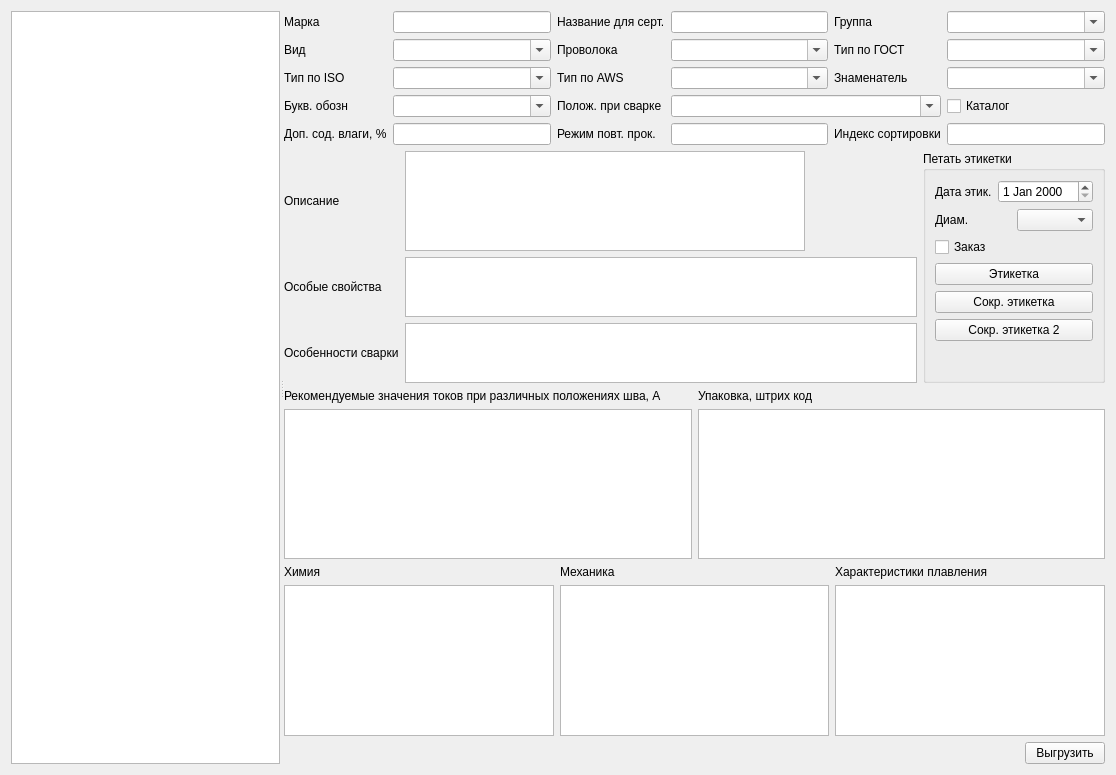
Qt form formmark.ui (Sergeyego/el_sert) before a commit.
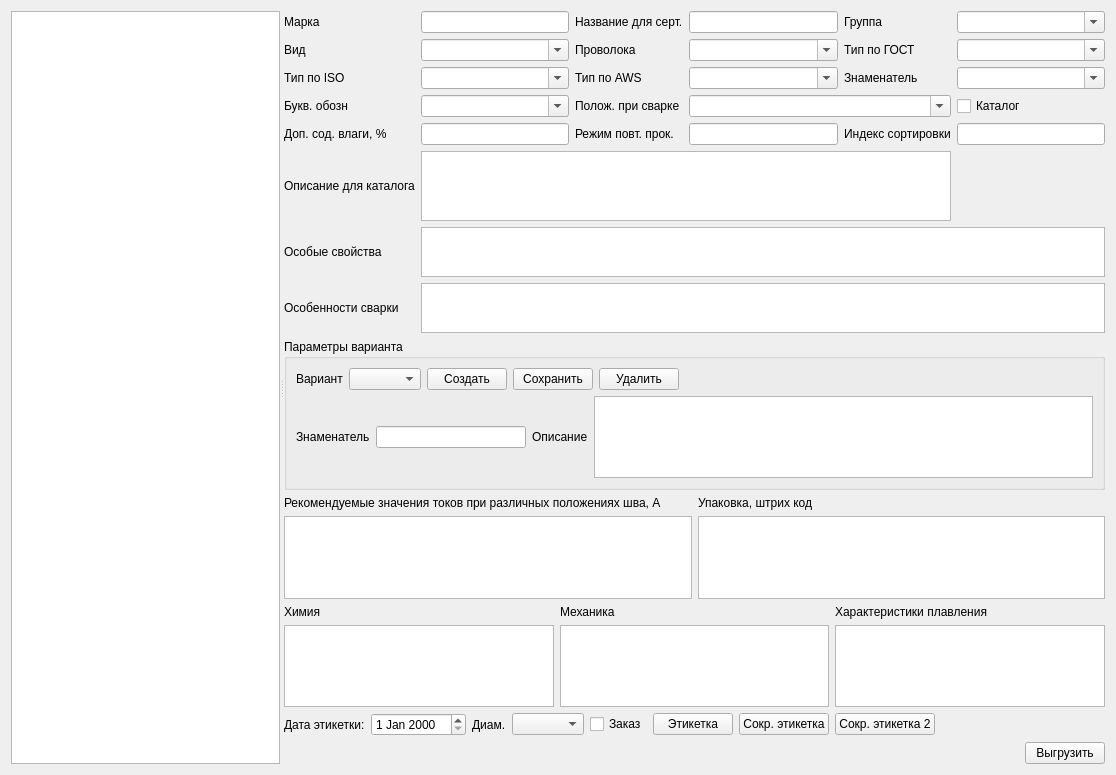
The same form after that commit. Custom widgets are drawn as their Qt base class.

The edit to the form file:
```diff
--- a/formmark.ui
+++ b/formmark.ui
@@ -34,6 +34,72 @@
       <layout class="QVBoxLayout" name="verticalLayout_5">
        <item>
         <layout class="QGridLayout" name="gridLayout">
+         <item row="1" column="2">
+          <widget class="QLabel" name="label_5">
+           <property name="text">
+            <string>Проволока</string>
+           </property>
+          </widget>
+         </item>
+         <item row="2" column="2">
+          <widget class="QLabel" name="label_9">
+           <property name="text">
+            <string>Тип по AWS</string>
+           </property>
+          </widget>
+         </item>
+         <item row="3" column="5">
+          <widget class="QCheckBox" name="checkBoxKat">
+           <property name="text">
+            <string>Каталог</string>
+           </property>
+          </widget>
+         </item>
+         <item row="2" column="4">
+          <widget class="QLabel" name="label_10">
+           <property name="text">
+            <string>Знаменатель</string>
+           </property>
+          </widget>
+         </item>
+         <item row="2" column="0">
+          <widget class="QLabel" name="label_8">
+           <property name="text">
+            <string>Тип по ISO</string>
+           </property>
+          </widget>
+         </item>
+         <item row="2" column="1">
+          <widget class="QComboBox" name="comboBoxISO">
+           <property name="editable">
+            <bool>true</bool>
+           </property>
+          </widget>
+         </item>
+         <item row="1" column="1">
+          <widget class="QComboBox" name="comboBoxVid">
+           <property name="editable">
+            <bool>true</bool>
+           </property>
+          </widget>
+         </item>
+         <item row="2" column="3">
+          <widget class="QComboBox" name="comboBoxAWS">
+           <property name="editable">
+            <bool>true</bool>
+           </property>
+          </widget>
+         </item>
+         <item row="4" column="2">
+          <widget class="QLabel" name="label_14">
+           <property name="text">
+            <string>Режим повт. прок.</string>
+           </property>
+          </widget>
+         </item>
+         <item row="0" column="1">
+          <widget class="QLineEdit" name="lineEditMark"/>
+         </item>
          <item row="0" column="0">
           <widget class="QLabel" name="label">
            <property name="text">
@@ -41,9 +107,6 @@
            </property>
           </widget>
          </item>
-         <item row="0" column="1">
-          <widget class="QLineEdit" name="lineEditMark"/>
-         </item>
          <item row="0" column="2">
           <widget class="QLabel" name="label_2">
            <property name="text">
@@ -51,20 +114,19 @@
            </property>
           </widget>
          </item>
+         <item row="4" column="3">
+          <widget class="QLineEdit" name="lineEditPr"/>
+         </item>
          <item row="0" column="3">
           <widget class="QLineEdit" name="lineEditMarkSert"/>
          </item>
-         <item row="0" column="4">
-          <widget class="QLabel" name="label_3">
-           <property name="text">
-            <string>Группа</string>
-           </property>
-          </widget>
+         <item row="4" column="5">
+          <widget class="QLineEdit" name="lineEditInd"/>
          </item>
-         <item row="0" column="5">
-          <widget class="QComboBox" name="comboBoxGroup">
-           <property name="editable">
-            <bool>true</bool>
+         <item row="4" column="4">
+          <widget class="QLabel" name="label_12">
+           <property name="text">
+            <string>Индекс сортировки</string>
            </property>
           </widget>
          </item>
@@ -75,106 +137,16 @@
            </property>
           </widget>
          </item>
-         <item row="1" column="1">
-          <widget class="QComboBox" name="comboBoxVid">
-           <property name="editable">
-            <bool>true</bool>
-           </property>
-          </widget>
-         </item>
-         <item row="1" column="2">
-          <widget class="QLabel" name="label_5">
-           <property name="text">
-            <string>Проволока</string>
-           </property>
-          </widget>
-         </item>
-         <item row="1" column="3">
-          <widget class="QComboBox" name="comboBoxProv">
-           <property name="editable">
-            <bool>true</bool>
-           </property>
-          </widget>
-         </item>
-         <item row="4" column="0">
-          <widget class="QLabel" name="label_13">
-           <property name="text">
-            <string>Доп. сод. влаги, %</string>
-           </property>
-          </widget>
-         </item>
          <item row="4" column="1">
           <widget class="QLineEdit" name="lineEditVl"/>
          </item>
-         <item row="4" column="2">
-          <widget class="QLabel" name="label_14">
-           <property name="text">
-            <string>Режим повт. прок.</string>
-           </property>
-          </widget>
-         </item>
-         <item row="4" column="3">
-          <widget class="QLineEdit" name="lineEditPr"/>
-         </item>
-         <item row="4" column="4">
-          <widget class="QLabel" name="label_12">
-           <property name="text">
-            <string>Индекс сортировки</string>
-           </property>
-          </widget>
-         </item>
-         <item row="4" column="5">
-          <widget class="QLineEdit" name="lineEditInd"/>
-         </item>
-         <item row="1" column="4">
-          <widget class="QLabel" name="label_7">
-           <property name="text">
-            <string>Тип по ГОСТ</string>
-           </property>
-          </widget>
-         </item>
-         <item row="1" column="5">
-          <widget class="QComboBox" name="comboBoxGost">
+         <item row="0" column="5">
+          <widget class="QComboBox" name="comboBoxGroup">
            <property name="editable">
             <bool>true</bool>
            </property>
           </widget>
          </item>
-         <item row="2" column="0">
-          <widget class="QLabel" name="label_8">
-           <property name="text">
-            <string>Тип по ISO</string>
-           </property>
-          </widget>
-         </item>
-         <item row="2" column="1">
-          <widget class="QComboBox" name="comboBoxISO">
-           <property name="editable">
-            <bool>true</bool>
-           </property>
-          </widget>
-         </item>
-         <item row="2" column="2">
-          <widget class="QLabel" name="label_9">
-           <property name="text">
-            <string>Тип по AWS</string>
-           </property>
-          </widget>
-         </item>
-         <item row="2" column="3">
-          <widget class="QComboBox" name="comboBoxAWS">
-           <property name="editable">
-            <bool>true</bool>
-           </property>
-          </widget>
-         </item>
-         <item row="2" column="4">
-          <widget class="QLabel" name="label_10">
-           <property name="text">
-            <string>Знаменатель</string>
-           </property>
-          </widget>
-         </item>
          <item row="3" column="0">
           <widget class="QLabel" name="label_11">
            <property name="text">
@@ -182,8 +154,8 @@
            </property>
           </widget>
          </item>
-         <item row="3" column="1">
-          <widget class="QComboBox" name="comboBoxBukv">
+         <item row="1" column="5">
+          <widget class="QComboBox" name="comboBoxGost">
            <property name="editable">
             <bool>true</bool>
            </property>
@@ -196,8 +168,22 @@
            </property>
           </widget>
          </item>
-         <item row="2" column="5">
-          <widget class="QComboBox" name="comboBoxZnam">
+         <item row="1" column="4">
+          <widget class="QLabel" name="label_7">
+           <property name="text">
+            <string>Тип по ГОСТ</string>
+           </property>
+          </widget>
+         </item>
+         <item row="0" column="4">
+          <widget class="QLabel" name="label_3">
+           <property name="text">
+            <string>Группа</string>
+           </property>
+          </widget>
+         </item>
+         <item row="1" column="3">
+          <widget class="QComboBox" name="comboBoxProv">
            <property name="editable">
             <bool>true</bool>
            </property>
@@ -210,173 +196,201 @@
            </property>
           </widget>
          </item>
-         <item row="3" column="5">
-          <widget class="QCheckBox" name="checkBoxKat">
+         <item row="3" column="1">
+          <widget class="QComboBox" name="comboBoxBukv">
+           <property name="editable">
+            <bool>true</bool>
+           </property>
+          </widget>
+         </item>
+         <item row="5" column="0">
+          <widget class="QLabel" name="label_15">
            <property name="text">
-            <string>Каталог</string>
+            <string>Описание для каталога</string>
+           </property>
+          </widget>
+         </item>
+         <item row="2" column="5">
+          <widget class="QComboBox" name="comboBoxZnam">
+           <property name="editable">
+            <bool>true</bool>
+           </property>
+          </widget>
+         </item>
+         <item row="4" column="0">
+          <widget class="QLabel" name="label_13">
+           <property name="text">
+            <string>Доп. сод. влаги, %</string>
+           </property>
+          </widget>
+         </item>
+         <item row="6" column="0">
+          <widget class="QLabel" name="label_21">
+           <property name="sizePolicy">
+            <sizepolicy hsizetype="Maximum" vsizetype="Preferred">
+             <horstretch>0</horstretch>
+             <verstretch>0</verstretch>
+            </sizepolicy>
+           </property>
+           <property name="text">
+            <string>Особые свойства</string>
+           </property>
+          </widget>
+         </item>
+         <item row="7" column="0">
+          <widget class="QLabel" name="label_22">
+           <property name="sizePolicy">
+            <sizepolicy hsizetype="Maximum" vsizetype="Preferred">
+             <horstretch>0</horstretch>
+             <verstretch>0</verstretch>
+            </sizepolicy>
+           </property>
+           <property name="text">
+            <string>Особенности сварки</string>
+           </property>
+          </widget>
+         </item>
+         <item row="5" column="1" colspan="4">
+          <widget class="QPlainTextEdit" name="plainTextEditDescrCat">
+           <property name="maximumSize">
+            <size>
+             <width>16777215</width>
+             <height>70</height>
+            </size>
+           </property>
+          </widget>
+         </item>
+         <item row="5" column="5">
+          <widget class="QLabel" name="labelPix">
+           <property name="minimumSize">
+            <size>
+             <width>70</width>
+             <height>70</height>
+            </size>
+           </property>
+           <property name="maximumSize">
+            <size>
+             <width>70</width>
+             <height>70</height>
+            </size>
+           </property>
+           <property name="contextMenuPolicy">
+            <enum>Qt::NoContextMenu</enum>
+           </property>
+           <property name="text">
+            <string/>
+           </property>
+          </widget>
+         </item>
+         <item row="6" column="1" colspan="5">
+          <widget class="QPlainTextEdit" name="plainTextEditDescrSpec">
+           <property name="maximumSize">
+            <size>
+             <width>16777215</width>
+             <height>50</height>
+            </size>
+           </property>
+          </widget>
+         </item>
+         <item row="7" column="1" colspan="5">
+          <widget class="QPlainTextEdit" name="plainTextEditDescrFeature">
+           <property name="maximumSize">
+            <size>
+             <width>16777215</width>
+             <height>50</height>
+            </size>
            </property>
           </widget>
          </item>
         </layout>
        </item>
        <item>
-        <layout class="QHBoxLayout" name="horizontalLayout_3">
-         <item>
-          <layout class="QGridLayout" name="gridLayout_2">
-           <item row="1" column="1" colspan="3">
-            <widget class="QPlainTextEdit" name="plainTextEditDescrSpec">
-             <property name="maximumSize">
-              <size>
-               <width>16777215</width>
-               <height>60</height>
-              </size>
-             </property>
-            </widget>
-           </item>
-           <item row="1" column="0">
-            <widget class="QLabel" name="label_21">
-             <property name="text">
-              <string>Особые свойства</string>
-             </property>
-            </widget>
-           </item>
-           <item row="0" column="1">
-            <widget class="QPlainTextEdit" name="plainTextEditDescr">
-             <property name="maximumSize">
-              <size>
-               <width>16777215</width>
-               <height>110</height>
-              </size>
-             </property>
-            </widget>
-           </item>
-           <item row="0" column="0">
-            <widget class="QLabel" name="label_15">
-             <property name="text">
-              <string>Описание</string>
-             </property>
-            </widget>
-           </item>
-           <item row="2" column="1" colspan="3">
-            <widget class="QPlainTextEdit" name="plainTextEditDescrFeature">
-             <property name="maximumSize">
-              <size>
-               <width>16777215</width>
-               <height>60</height>
-              </size>
-             </property>
-            </widget>
-           </item>
-           <item row="2" column="0">
-            <widget class="QLabel" name="label_22">
-             <property name="text">
-              <string>Особенности сварки</string>
-             </property>
-            </widget>
-           </item>
-           <item row="0" column="2">
-            <widget class="QLabel" name="labelPix">
-             <property name="minimumSize">
-              <size>
-               <width>100</width>
-               <height>100</height>
-              </size>
-             </property>
-             <property name="maximumSize">
-              <size>
-               <width>100</width>
-               <height>100</height>
-              </size>
-             </property>
-             <property name="contextMenuPolicy">
-              <enum>Qt::NoContextMenu</enum>
-             </property>
-             <property name="text">
-              <string/>
-             </property>
-            </widget>
-           </item>
-          </layout>
-         </item>
-         <item>
-          <widget class="QGroupBox" name="groupBox">
-           <property name="title">
-            <string>Петать этикетки</string>
-           </property>
-           <layout class="QVBoxLayout" name="verticalLayout_9">
+        <widget class="QGroupBox" name="groupBoxVar">
+         <property name="title">
+          <string>Параметры варианта</string>
+         </property>
+         <layout class="QVBoxLayout" name="verticalLayout_8">
+          <item>
+           <layout class="QHBoxLayout" name="horizontalLayout_6">
             <item>
-             <layout class="QHBoxLayout" name="horizontalLayout_5">
-              <item>
-               <widget class="QLabel" name="label_20">
-                <property name="text">
-                 <string>Дата этик.</string>
-                </property>
-               </widget>
-              </item>
-              <item>
-               <widget class="DateEdit" name="dateEdit"/>
-              </item>
-             </layout>
-            </item>
-            <item>
-             <layout class="QHBoxLayout" name="horizontalLayout_4">
-              <item>
-               <widget class="QLabel" name="label_19">
-                <property name="text">
-                 <string>Диам.</string>
-                </property>
-               </widget>
-              </item>
-              <item>
-               <widget class="QComboBox" name="comboBoxDiam"/>
-              </item>
-             </layout>
-            </item>
-            <item>
-             <widget class="QCheckBox" name="checkBoxOrder">
+             <widget class="QLabel" name="label_25">
               <property name="text">
-               <string>Заказ</string>
+               <string>Вариант</string>
               </property>
              </widget>
             </item>
             <item>
-             <widget class="QPushButton" name="cmdLbl">
+             <widget class="QComboBox" name="comboBoxVar"/>
+            </item>
+            <item>
+             <widget class="QPushButton" name="pushButtonCreVar">
               <property name="text">
-               <string>Этикетка</string>
+               <string>Создать</string>
               </property>
              </widget>
             </item>
             <item>
-             <widget class="QPushButton" name="cmdLblSmall">
+             <widget class="QPushButton" name="pushButtonSaveVar">
               <property name="text">
-               <string>Сокр. этикетка</string>
+               <string>Сохранить</string>
               </property>
              </widget>
             </item>
             <item>
-             <widget class="QPushButton" name="cmdLblSmall2">
+             <widget class="QPushButton" name="pushButtonDelVar">
               <property name="text">
-               <string>Сокр. этикетка 2</string>
+               <string>Удалить</string>
               </property>
              </widget>
             </item>
             <item>
-             <spacer name="verticalSpacer">
+             <spacer name="horizontalSpacer_2">
               <property name="orientation">
-               <enum>Qt::Vertical</enum>
+               <enum>Qt::Horizontal</enum>
               </property>
               <property name="sizeHint" stdset="0">
                <size>
-                <width>20</width>
-                <height>40</height>
+                <width>40</width>
+                <height>20</height>
                </size>
               </property>
              </spacer>
             </item>
            </layout>
-          </widget>
-         </item>
-        </layout>
+          </item>
+          <item>
+           <layout class="QHBoxLayout" name="horizontalLayout_4">
+            <item>
+             <widget class="QLabel" name="label_26">
+              <property name="text">
+               <string>Знаменатель</string>
+              </property>
+             </widget>
+            </item>
+            <item>
+             <widget class="QLineEdit" name="lineEditVarZnam">
+              <property name="maximumSize">
+               <size>
+                <width>150</width>
+                <height>16777215</height>
+               </size>
+              </property>
+             </widget>
+            </item>
+            <item>
+             <widget class="QLabel" name="label_27">
+              <property name="text">
+               <string>Описание</string>
+              </property>
+             </widget>
+            </item>
+            <item>
+             <widget class="QPlainTextEdit" name="plainTextEditDescr"/>
+            </item>
+           </layout>
+          </item>
+         </layout>
+        </widget>
        </item>
        <item>
         <layout class="QHBoxLayout" name="horizontalLayout_2">
@@ -470,6 +484,71 @@
          </item>
         </layout>
        </item>
+       <item>
+        <layout class="QHBoxLayout" name="horizontalLayoutLabel">
+         <item>
+          <widget class="QLabel" name="label_28">
+           <property name="text">
+            <string>Дата этикетки:</string>
+           </property>
+          </widget>
+         </item>
+         <item>
+          <widget class="DateEdit" name="dateEdit"/>
+         </item>
+         <item>
+          <widget class="QLabel" name="label_29">
+           <property name="text">
+            <string>Диам.</string>
+           </property>
+          </widget>
+         </item>
+         <item>
+          <widget class="QComboBox" name="comboBoxDiam"/>
+         </item>
+         <item>
+          <widget class="QCheckBox" name="checkBoxOrder">
+           <property name="text">
+            <string>Заказ</string>
+           </property>
+          </widget>
+         </item>
+         <item>
+          <widget class="QPushButton" name="cmdLbl">
+           <property name="text">
+            <string>Этикетка</string>
+           </property>
+          </widget>
+         </item>
+         <item>
+          <widget class="QPushButton" name="cmdLblSmall">
+           <property name="text">
+            <string>Сокр. этикетка</string>
+           </property>
+          </widget>
+         </item>
+         <item>
+          <widget class="QPushButton" name="cmdLblSmall2">
+           <property name="text">
+            <string>Сокр. этикетка 2</string>
+           </property>
+          </widget>
+         </item>
+         <item>
+          <spacer name="horizontalSpacer_3">
+           <property name="orientation">
+            <enum>Qt::Horizontal</enum>
+           </property>
+           <property name="sizeHint" stdset="0">
+            <size>
+             <width>40</width>
+             <height>20</height>
+            </size>
+           </property>
+          </spacer>
+         </item>
+        </layout>
+       </item>
        <item>
         <layout class="QHBoxLayout" name="horizontalLayoutMap">
          <item>
@@ -501,16 +580,16 @@
   </layout>
  </widget>
  <customwidgets>
-  <customwidget>
-   <class>DbViewer</class>
-   <extends>QTableView</extends>
-   <header>db/dbviewer.h</header>
-  </customwidget>
   <customwidget>
    <class>DateEdit</class>
    <extends>QDateEdit</extends>
    <header>db/dbviewer.h</header>
   </customwidget>
+  <customwidget>
+   <class>DbViewer</class>
+   <extends>QTableView</extends>
+   <header>db/dbviewer.h</header>
+  </customwidget>
  </customwidgets>
  <tabstops>
   <tabstop>tableViewMark</tabstop>
```
